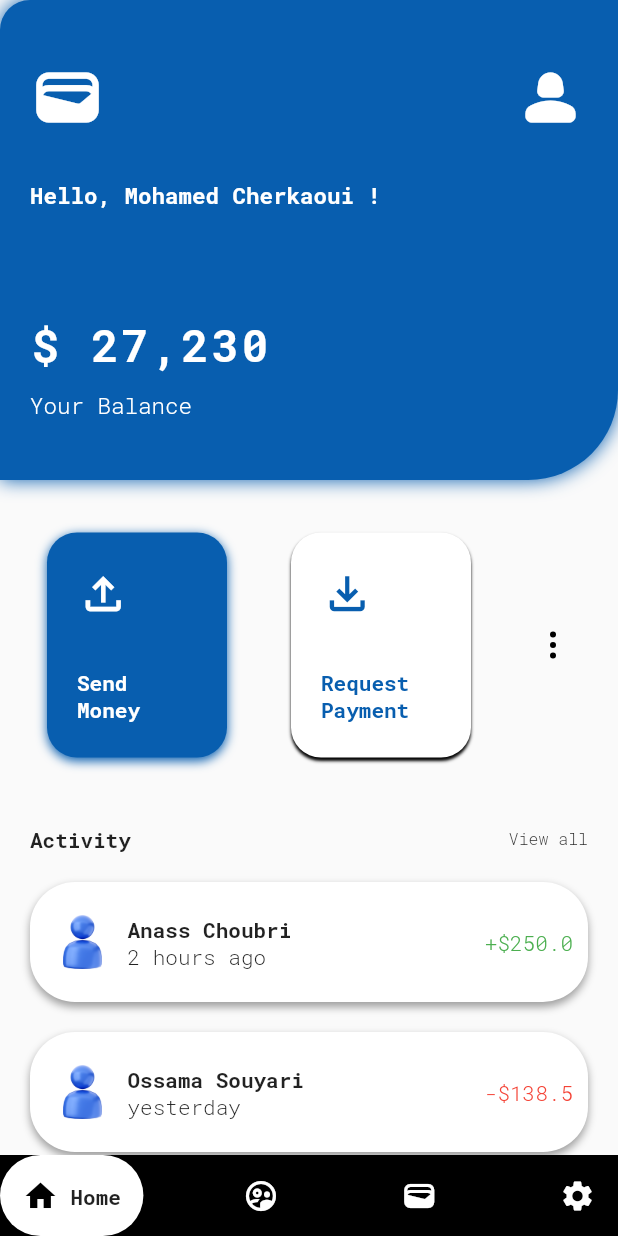
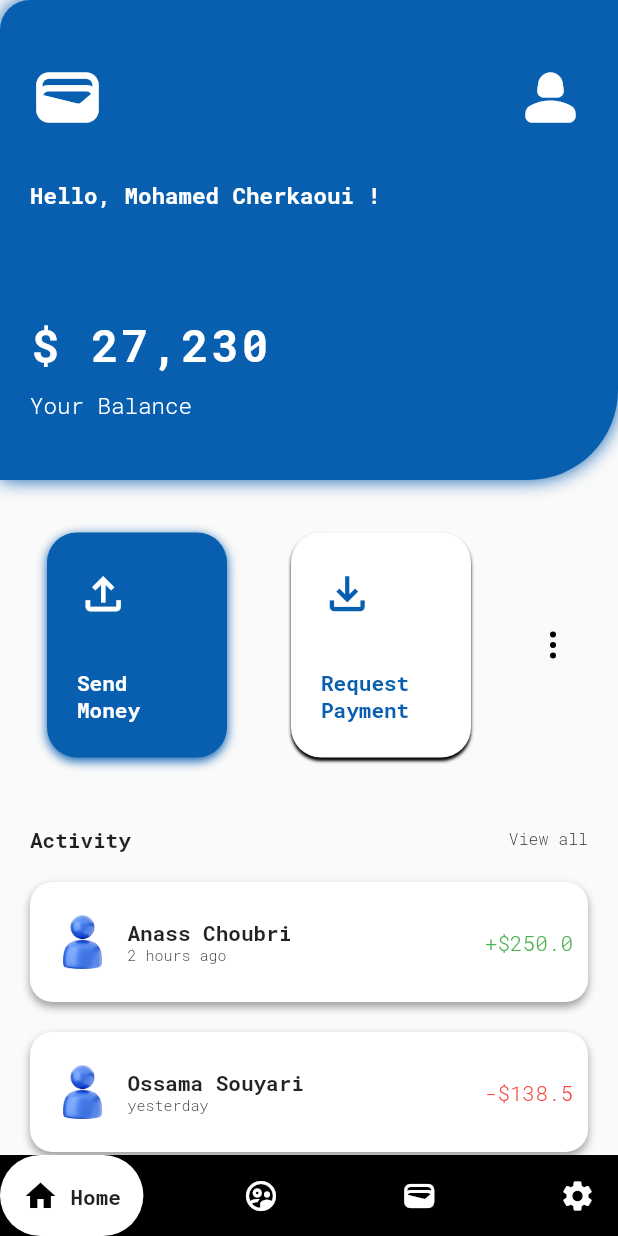
Before and after one commit to Mohamed-Cherkawi/Bankly-Mobile, a Flutter app: the screen it shows after launch, on a phone screen of 412 x 824 dp. Run offline on Flutter 3.47's test engine with Material 2 defaults, Android fonts, the phone set to English and light mode, and no system bars; drawn by our look-alikes of google_nav_bar; our stand-ins replace flutter_svg.

Commit message:
Add some modifications , and added some data

```diff
--- a/lib/components/home/activity_component.dart
+++ b/lib/components/home/activity_component.dart
@@ -8,6 +8,9 @@ class ActivityWidget extends StatelessWidget {
     HomeActivityUtil('Ossama Souyari', 'yesterday', 138.50, OperationType.sent),
     HomeActivityUtil('Mohamed Maitite', '1 week ago', 531.00, OperationType.received),
     HomeActivityUtil('Salima Foulad', '10 week ago', 31.00, OperationType.received),
+    HomeActivityUtil('Firdaouss Cherkaoui', '1 year ago', 10.00, OperationType.sent),
+    HomeActivityUtil('Firdaouss Cherkaoui', '1 year ago', 10.00, OperationType.sent),
+    HomeActivityUtil('Firdaouss Cherkaoui', '1 year ago', 10.00, OperationType.sent),
     HomeActivityUtil('Firdaouss Cherkaoui', '1 year ago', 10.00, OperationType.sent)
   ];
 
@@ -45,7 +48,7 @@ class ActivityWidget extends StatelessWidget {
             margin: const EdgeInsets.symmetric(vertical: 10),
             decoration:  BoxDecoration(
               color: Colors.white,
-                borderRadius: BorderRadius.circular(30),
+                borderRadius: BorderRadius.circular(15),
                 boxShadow: const [
                   BoxShadow(
                     color: Colors.grey,
@@ -78,7 +81,12 @@ class ActivityWidget extends StatelessWidget {
                             activity.accountHolderName,
                             style: const TextStyle(fontWeight: FontWeight.bold),
                           ),
-                          Text(activity.date)
+                          Text(
+                              activity.date,
+                              style: const TextStyle(
+                                fontSize: 10
+                              ),
+                          )
                         ],
                       ),
                     ),
```
